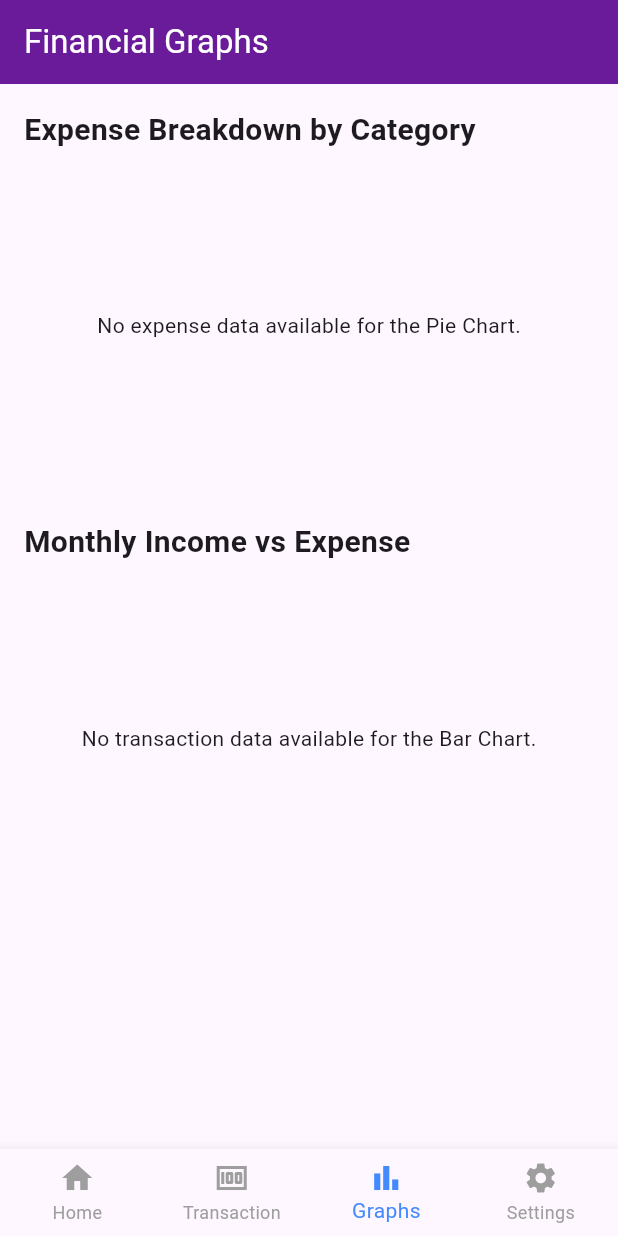
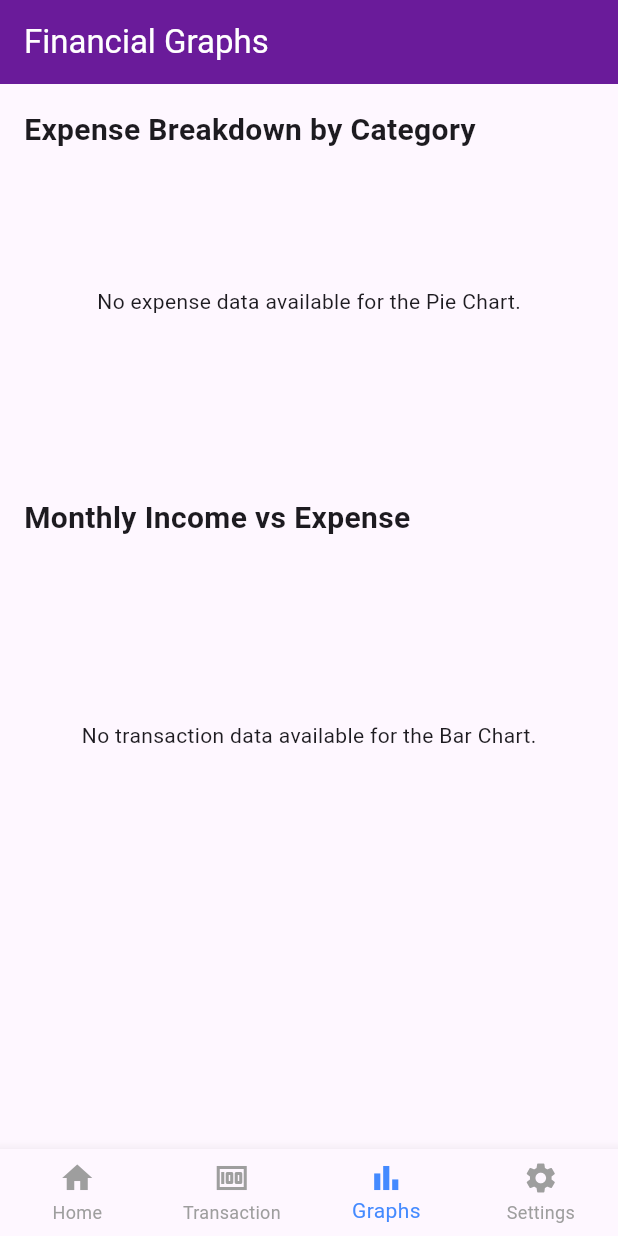
Before and after one commit to bayazidht/spend_mate, a Flutter app: the screen it shows once a user with an empty profile is signed in, item 3 of the bottom bar chosen, on a phone screen of 412 x 824 dp. Run offline on Flutter 3.47's test engine with Material 3 defaults, Android fonts, the phone set to English and light mode, and no system bars; our stand-ins replace cloud_firestore, firebase_auth, firebase_core, fl_chart, google_sign_in, shared_preferences; accounts and stored records are empty.

Commit message:
feat: Refactor Add Transaction UI and improve charts
This commit refactors the Add Transaction screen for a more modern user experience and enhances the data visualization on the Graphs screen.

### Key Changes:

-   **Add Transaction Screen (UI/UX):**
    -   Replaced the `ChoiceChip` for selecting transaction type (Income/Expense) with a more intuitive `SegmentedButton`.
    -   Added icons to the `SegmentedButton` to visually distinguish between income and expense.
    -   Standardized form field borders and improved the layout for better readability and usability.
    -   Updated the "Date" selection tile with a modern border style to match other input fields.
    -   Adjusted the `Notes` field to be single-line for a more compact layout.

-   **Graphs Screen:**
    -   Dynamically displays the user's selected currency symbol on the bar chart's vertical axis.
    -   Increased the reserved space for Y-axis labels and the overall chart height to prevent label cropping and improve clarity.

-   **Home Screen:**
    -   Increased the number of recent transactions displayed from 2 to 3.

-   **Providers (Refactor):**
    -   Made stream subscriptions in `TransactionProvider` and `CategoryProvider` nullable to prevent potential null-safety errors during disposal.

```diff
--- a/lib/providers/category_provider.dart
+++ b/lib/providers/category_provider.dart
@@ -10,7 +10,7 @@ class CategoryProvider with ChangeNotifier {
   List<CategoryModel> _categories = [];
   TransactionService? _transactionService;
   CategoryService? _service;
-  late StreamSubscription<List<CategoryModel>> _categorySubscription;
+  StreamSubscription<List<CategoryModel>>? _categorySubscription;
 
   List<CategoryModel> get categories => _categories;
   List<CategoryModel> get incomeCategories => _categories.where((c) => c.type == CategoryType.income).toList();
@@ -66,7 +66,9 @@ class CategoryProvider with ChangeNotifier {
 
   @override
   void dispose() {
-    _categorySubscription.cancel();
+    if (_categorySubscription != null) {
+      _categorySubscription?.cancel();
+    }
     super.dispose();
   }
 }
--- a/lib/providers/transaction_provider.dart
+++ b/lib/providers/transaction_provider.dart
@@ -14,7 +14,7 @@ class TransactionProvider with ChangeNotifier {
   double get totalExpense => _totalExpense;
   double get totalBalance => _totalIncome - _totalExpense;
 
-  late StreamSubscription<List<TransactionModel>> _transactionSubscription;
+  StreamSubscription<List<TransactionModel>>? _transactionSubscription;
   TransactionService? _service;
 
   TransactionProvider(User? user) {
@@ -96,7 +96,9 @@ class TransactionProvider with ChangeNotifier {
 
   @override
   void dispose() {
-    _transactionSubscription.cancel();
+    if (_transactionSubscription != null) {
+      _transactionSubscription?.cancel();
+    }
     super.dispose();
   }
 }
--- a/lib/screens/graphs/graphs_screen.dart
+++ b/lib/screens/graphs/graphs_screen.dart
@@ -13,6 +13,7 @@ class GraphsScreen extends StatelessWidget {
   Widget build(BuildContext context) {
     final provider = Provider.of<TransactionProvider>(context);
     final chartData = provider.getChartData();
+    final currency = Provider.of<SettingsProvider>(context).selectedCurrency;
 
     final categoryExpenses = chartData['categoryExpenses'] as Map<String, double>;
     final totalExpense = chartData['totalExpense'] as double;
@@ -33,7 +34,6 @@ class GraphsScreen extends StatelessWidget {
               'Expense Breakdown by Category',
               style: TextStyle(fontSize: 20, fontWeight: FontWeight.bold),
             ),
-            const SizedBox(height: 16),
 
             _buildPieChart(categoryExpenses, totalExpense),
 
@@ -43,9 +43,9 @@ class GraphsScreen extends StatelessWidget {
               'Monthly Income vs Expense',
               style: TextStyle(fontSize: 20, fontWeight: FontWeight.bold),
             ),
-            const SizedBox(height: 16),
+            const SizedBox(height: 30),
 
-            _buildBarChart(monthlySummary),
+            _buildBarChart(monthlySummary, currency),
           ],
         ),
       ),
@@ -86,7 +86,7 @@ class GraphsScreen extends StatelessWidget {
     return Column(
       children: [
         SizedBox(
-          height: 200,
+          height: 270,
           child: PieChart(
             PieChartData(
               sections: pieSections,
@@ -114,7 +114,7 @@ class GraphsScreen extends StatelessWidget {
     );
   }
 
-  Widget _buildBarChart(Map<String, Map<String, double>> monthlySummary) {
+  Widget _buildBarChart(Map<String, Map<String, double>> monthlySummary, String currency) {
     if (monthlySummary.isEmpty) {
       return const SizedBox(
         height: 200,
@@ -182,9 +182,9 @@ class GraphsScreen extends StatelessWidget {
                 sideTitles: SideTitles(
                     showTitles: true,
                     getTitlesWidget: (value, meta) {
-                      return Text('₩${value.toInt()}', style: const TextStyle(fontSize: 10));
+                      return Text('$currency${value.toInt()}', style: const TextStyle(fontSize: 10));
                     },
-                    reservedSize: 30
+                    reservedSize: 50
                 )
             ),
             topTitles: const AxisTitles(sideTitles: SideTitles(showTitles: false)),
--- a/lib/screens/home/home_screen.dart
+++ b/lib/screens/home/home_screen.dart
@@ -20,7 +20,7 @@ class HomeScreen extends StatelessWidget {
     final totalIncome = provider.totalIncome;
     final totalExpense = provider.totalExpense;
 
-    final recentTransactions = provider.transactions.take(2).toList();
+    final recentTransactions = provider.transactions.take(3).toList();
 
     Map<String, double> getFilteredSummary(List<TransactionModel> transactions, {bool today = false}) {
       double income = 0.0;
```
Also changed, not shown: lib/screens/transactions/add_transaction_screen.dart (+77 -45 lines).
